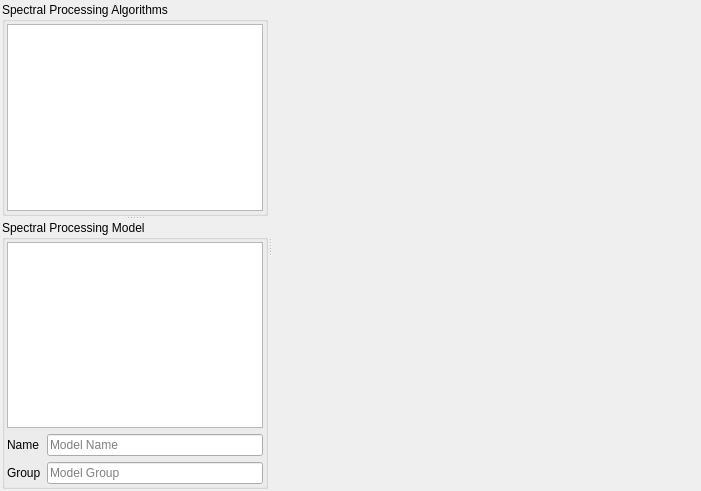
Old version of the form qps/speclib/spectralprocessingwidget.ui in the repository EnMAP-Box/qgispluginsupport.
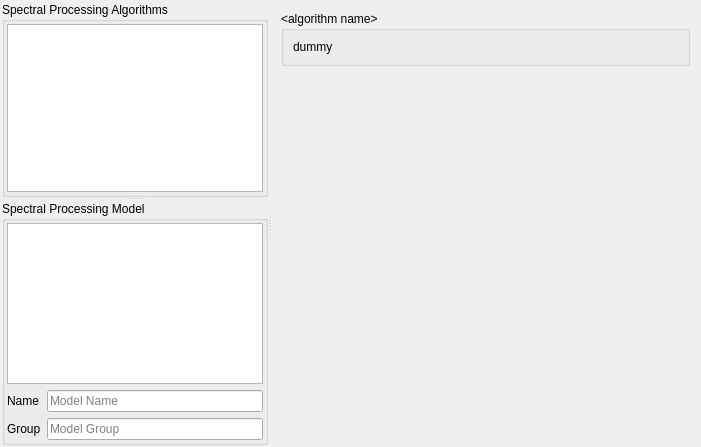
New version of the form. Icons and pictures are not drawn. Custom widgets are drawn as their Qt base class.

What changed in the file:
```diff
--- a/qps/speclib/spectralprocessingwidget.ui
+++ b/qps/speclib/spectralprocessingwidget.ui
@@ -7,7 +7,7 @@
     <x>0</x>
     <y>0</y>
     <width>701</width>
-    <height>491</height>
+    <height>447</height>
    </rect>
   </property>
   <property name="windowTitle">
@@ -159,6 +159,9 @@
       <property name="frameShape">
        <enum>QFrame::NoFrame</enum>
       </property>
+      <property name="sizeAdjustPolicy">
+       <enum>QAbstractScrollArea::AdjustToContents</enum>
+      </property>
       <property name="widgetResizable">
        <bool>true</bool>
       </property>
@@ -168,9 +171,40 @@
          <x>0</x>
          <y>0</y>
          <width>429</width>
-         <height>487</height>
+         <height>443</height>
         </rect>
        </property>
+       <layout class="QVBoxLayout" name="verticalLayout_3">
+        <item>
+         <widget class="QGroupBox" name="gbParameterWidgets">
+          <property name="title">
+           <string>&lt;algorithm name&gt;</string>
+          </property>
+          <layout class="QGridLayout" name="gridLayout_2">
+           <item row="0" column="0">
+            <widget class="QLabel" name="label_3">
+             <property name="text">
+              <string>dummy</string>
+             </property>
+            </widget>
+           </item>
+          </layout>
+         </widget>
+        </item>
+        <item>
+         <spacer name="verticalSpacer">
+          <property name="orientation">
+           <enum>Qt::Vertical</enum>
+          </property>
+          <property name="sizeHint" stdset="0">
+           <size>
+            <width>20</width>
+            <height>355</height>
+           </size>
+          </property>
+         </spacer>
+        </item>
+       </layout>
       </widget>
      </widget>
     </widget>
```
